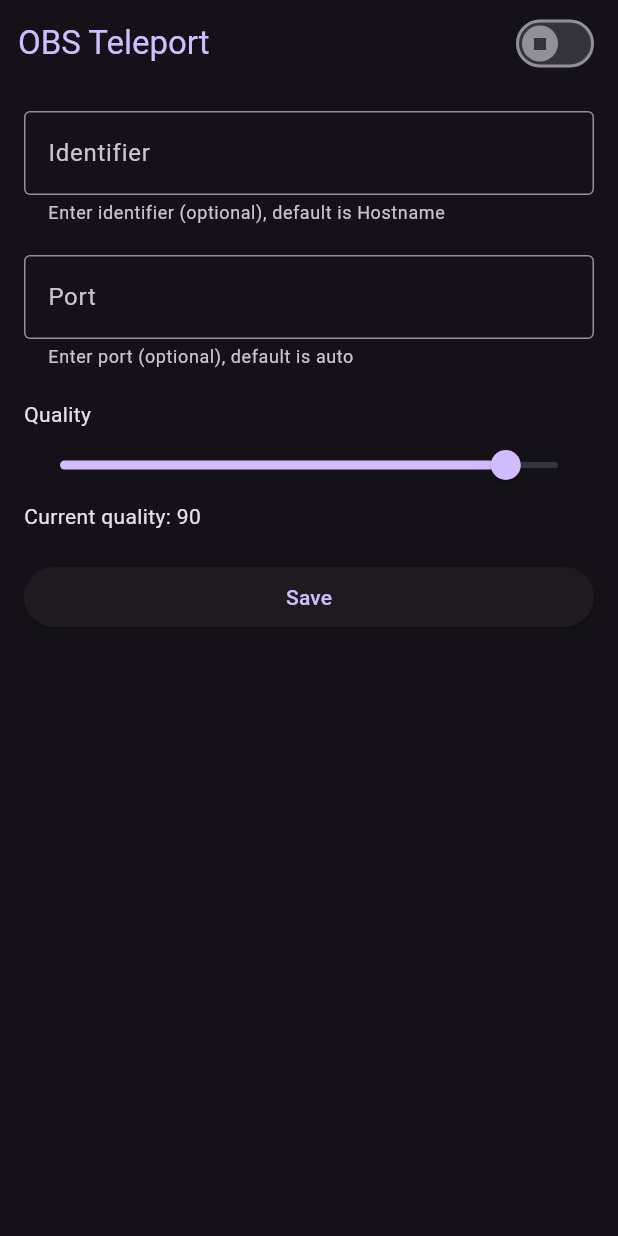
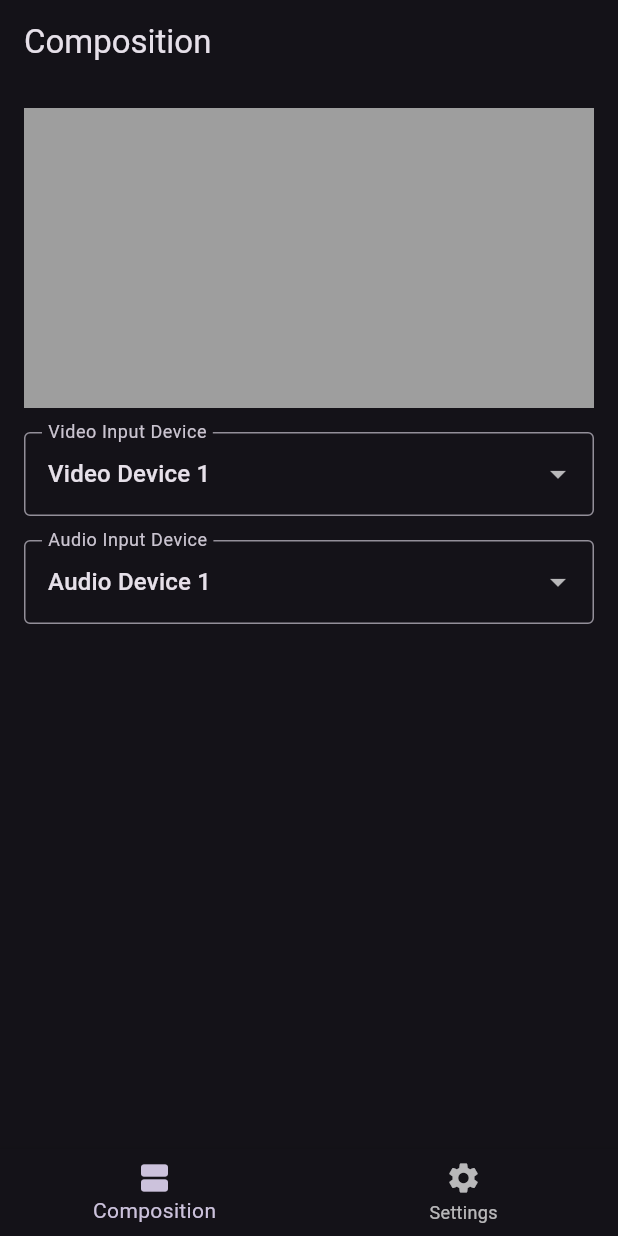
Before and after one commit to kasutu/obs_teleport_mobile, a Flutter app: the screen it shows after launch, on a phone screen of 412 x 824 dp. Run offline on Flutter 3.47's test engine with Material 3 defaults, Android fonts, the phone set to English and light mode, and no system bars.

Commit message:
Refactor main.dart, add CompositionScreen and SettingsScreen, and create DeviceDropdown widget

```diff
--- a/lib/main.dart
+++ b/lib/main.dart
@@ -1,14 +1,16 @@
+// ignore_for_file: library_private_types_in_public_api
+
 import 'package:flutter/material.dart';
-import 'package:obs_teleport_mobile/screens/teleport_interface_screen.dart';
+import 'package:obs_teleport_mobile/screens/composition_screen.dart';
+import 'package:obs_teleport_mobile/screens/settings_screen.dart';
 
 void main() {
   runApp(const MyApp());
 }
 
 class MyApp extends StatelessWidget {
-  const MyApp({super.key});
+  const MyApp({Key? key}) : super(key: key);
 
-  // This widget is the root of your application.
   @override
   Widget build(BuildContext context) {
     return MaterialApp(
@@ -24,7 +26,51 @@ class MyApp extends StatelessWidget {
           ),
         ),
       ),
-      home: const TeleportInterfaceScreen(),
+      home: const MyHomePage(),
     );
   }
 }
+
+class MyHomePage extends StatefulWidget {
+  const MyHomePage({Key? key}) : super(key: key);
+
+  @override
+  _MyHomePageState createState() => _MyHomePageState();
+}
+
+class _MyHomePageState extends State<MyHomePage> {
+  int _selectedIndex = 0;
+  final PageController _pageController = PageController();
+
+  void _onItemTapped(int index) {
+    _pageController.jumpToPage(index);
+  }
+
+  @override
+  Widget build(BuildContext context) {
+    return Scaffold(
+      body: PageView(
+        controller: _pageController,
+        onPageChanged: (index) {
+          setState(() => _selectedIndex = index);
+        },
+        children: <Widget>[CompositionScreen(), const SettingsScreen()],
+      ),
+      bottomNavigationBar: BottomNavigationBar(
+        items: const <BottomNavigationBarItem>[
+          BottomNavigationBarItem(
+            icon: Icon(Icons.view_agenda),
+            label: 'Composition',
+          ),
+          BottomNavigationBarItem(
+            icon: Icon(Icons.settings),
+            label: 'Settings',
+          ),
+        ],
+        currentIndex: _selectedIndex,
+        selectedItemColor: Theme.of(context).colorScheme.secondary,
+        onTap: _onItemTapped,
+      ),
+    );
+  }
+}
--- /dev/null
+++ b/lib/screens/composition_screen.dart
@@ -0,0 +1,57 @@
+import 'package:flutter/material.dart';
+import 'package:obs_teleport_mobile/widgets/device_dropdown.dart';
+
+class CompositionScreen extends StatelessWidget {
+  CompositionScreen({super.key});
+
+  final List<String> videoDeviceList = [
+    'Video Device 1',
+    'Video Device 2',
+    'Video Device 3',
+    'Video Device 4'
+  ];
+  final List<String> audioDeviceList = [
+    'Audio Device 1',
+    'Audio Device 2',
+    'Audio Device 3',
+    'Audio Device 4'
+  ];
+
+  @override
+  Widget build(BuildContext context) {
+    return Scaffold(
+      appBar: AppBar(
+        title: const Text('Composition'),
+      ),
+      body: Container(
+        padding: const EdgeInsets.all(16.0),
+        child: Column(
+          crossAxisAlignment: CrossAxisAlignment.stretch,
+          children: [
+            Container(
+              height: 200, // Adjust the height as needed
+              color: Colors.grey, // Placeholder color
+              // Add your video preview widget here
+            ),
+            const SizedBox(height: 16.0),
+            DeviceDropdown(
+              labelText: 'Video Input Device',
+              deviceList: videoDeviceList, // replace with your actual list
+              onSelected: (value) {
+                // Handle video input device selection
+              },
+            ),
+            const SizedBox(height: 16.0),
+            DeviceDropdown(
+              labelText: 'Audio Input Device',
+              deviceList: audioDeviceList, // replace with your actual list
+              onSelected: (value) {
+                // Handle audio input device selection
+              },
+            ),
+          ],
+        ),
+      ),
+    );
+  }
+}
--- a/lib/screens/teleport_interface_screen.dart
+++ b/lib/screens/settings_screen.dart
@@ -6,15 +6,14 @@ import 'package:obs_teleport_mobile/obs_teleport/announce_teleport_peer.dart';
 import 'package:obs_teleport_mobile/utils/logger.dart';
 import 'package:obs_teleport_mobile/widgets/peer_info_form.dart';
 
-class TeleportInterfaceScreen extends StatefulWidget {
-  const TeleportInterfaceScreen({Key? key}) : super(key: key);
+class SettingsScreen extends StatefulWidget {
+  const SettingsScreen({Key? key}) : super(key: key);
 
   @override
-  _TeleportInterfaceScreenState createState() =>
-      _TeleportInterfaceScreenState();
+  _SettingsScreenState createState() => _SettingsScreenState();
 }
 
-class _TeleportInterfaceScreenState extends State<TeleportInterfaceScreen> {
+class _SettingsScreenState extends State<SettingsScreen> {
   final TextEditingController _textEditingController = TextEditingController();
   late AnnounceTeleportPeer announcer;
   bool isBroadcasting = false; // Move the isBroadcasting variable here
--- /dev/null
+++ b/lib/widgets/device_dropdown.dart
@@ -0,0 +1,52 @@
+// ignore_for_file: library_private_types_in_public_api
+
+import 'package:flutter/material.dart';
+
+class DeviceDropdown extends StatefulWidget {
+  final String labelText;
+  final List<String> deviceList;
+  final Function(String) onSelected;
+
+  const DeviceDropdown({
+    required this.labelText,
+    required this.deviceList,
+    required this.onSelected,
+    Key? key,
+  }) : super(key: key);
+
+  @override
+  _DeviceDropdownState createState() => _DeviceDropdownState();
+}
+
+class _DeviceDropdownState extends State<DeviceDropdown> {
+  late String dropdownValue;
+
+  @override
+  void initState() {
+    super.initState();
+    dropdownValue = widget.deviceList.first;
+  }
+
+  @override
+  Widget build(BuildContext context) {
+    return DropdownButtonFormField<String>(
+      decoration: InputDecoration(
+        labelText: widget.labelText,
+        border: const OutlineInputBorder(),
+      ),
+      value: dropdownValue,
+      onChanged: (String? newValue) {
+        setState(() {
+          dropdownValue = newValue!;
+        });
+        widget.onSelected(newValue!);
+      },
+      items: widget.deviceList.map<DropdownMenuItem<String>>((String value) {
+        return DropdownMenuItem<String>(
+          value: value,
+          child: Text(value),
+        );
+      }).toList(),
+    );
+  }
+}
```
